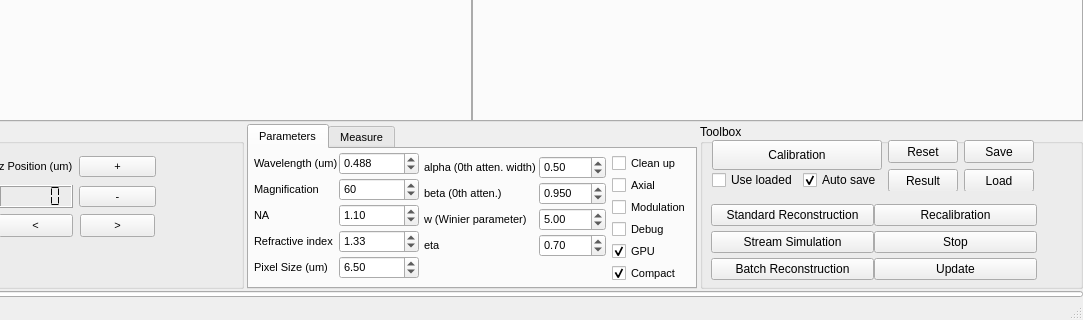
imperial-photonics/HexSimInstrument, file hexsim_measurement.ui: the form before one commit; both pictures show x 140 to 1223 and y 497 to 817 of the 1223 by 817 pixel window.
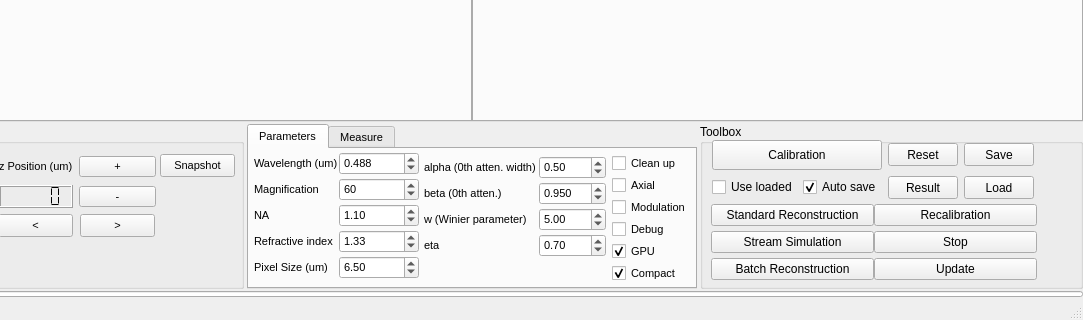
The form after the commit.

Patch:
```diff
--- a/hexsim_measurement.ui
+++ b/hexsim_measurement.ui
@@ -143,13 +143,13 @@
         </item>
        </layout>
       </widget>
-      <widget class="QWidget" name="">
+      <widget class="QWidget" name="layoutWidget">
        <property name="geometry">
         <rect>
          <x>12</x>
          <y>16</y>
          <width>322</width>
-         <height>51</height>
+         <height>61</height>
         </rect>
        </property>
        <layout class="QGridLayout" name="gridLayout_3">
@@ -505,6 +505,19 @@
         </item>
        </layout>
       </widget>
+      <widget class="QPushButton" name="snapshot">
+       <property name="geometry">
+        <rect>
+         <x>300</x>
+         <y>30</y>
+         <width>75</width>
+         <height>23</height>
+        </rect>
+       </property>
+       <property name="text">
+        <string>Snapshot</string>
+       </property>
+      </widget>
      </widget>
     </item>
     <item row="0" column="0" colspan="3">
```
Left out of the diff: 2 changed lines with no effect on the pictures.
